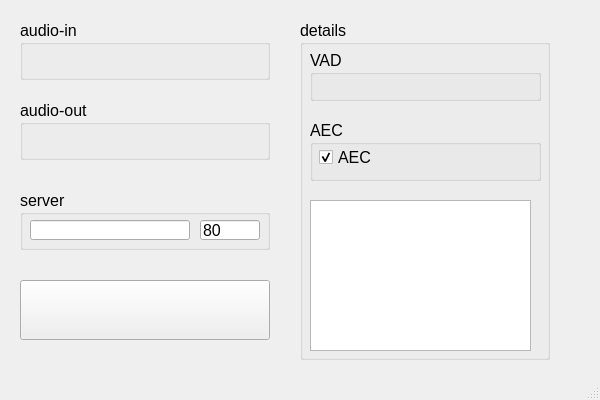
Qt form client_qt5/mainwindow.ui (zhang-ray/easy-voice-call) before a commit.
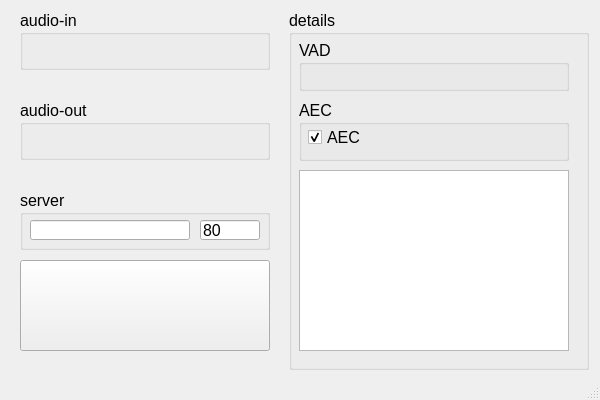
The same form after that commit.

Diff of the .ui file:
```diff
--- a/client_qt5/mainwindow.ui
+++ b/client_qt5/mainwindow.ui
@@ -29,7 +29,7 @@
     <property name="geometry">
      <rect>
       <x>20</x>
-      <y>20</y>
+      <y>10</y>
       <width>250</width>
       <height>60</height>
      </rect>
@@ -377,9 +377,9 @@
     <property name="geometry">
      <rect>
       <x>20</x>
-      <y>280</y>
+      <y>260</y>
       <width>250</width>
-      <height>60</height>
+      <height>91</height>
      </rect>
     </property>
     <property name="text">
@@ -389,10 +389,10 @@
    <widget class="QGroupBox" name="groupBox_details">
     <property name="geometry">
      <rect>
-      <x>300</x>
-      <y>20</y>
-      <width>250</width>
-      <height>340</height>
+      <x>289</x>
+      <y>10</y>
+      <width>300</width>
+      <height>360</height>
      </rect>
     </property>
     <property name="title">
@@ -403,7 +403,7 @@
       <rect>
        <x>10</x>
        <y>30</y>
-       <width>231</width>
+       <width>270</width>
        <height>51</height>
       </rect>
      </property>
@@ -431,8 +431,8 @@
      <property name="geometry">
       <rect>
        <x>10</x>
-       <y>100</y>
-       <width>231</width>
+       <y>90</y>
+       <width>270</width>
        <height>61</height>
       </rect>
      </property>
@@ -460,9 +460,9 @@
      <property name="geometry">
       <rect>
        <x>10</x>
-       <y>180</y>
-       <width>221</width>
-       <height>151</height>
+       <y>160</y>
+       <width>270</width>
+       <height>181</height>
       </rect>
      </property>
     </widget>
```
